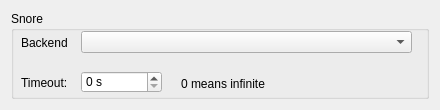
quassel/quassel, file src/qtui/ui/snorentificationconfigwidget.ui: the form before one commit.
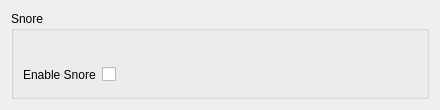
The form after the commit. Custom widgets are drawn as their Qt base class.

Commit message: Use snore 0.6

Patch:
```diff
--- a/src/qtui/ui/snorentificationconfigwidget.ui
+++ b/src/qtui/ui/snorentificationconfigwidget.ui
@@ -28,78 +28,37 @@
      <property name="title">
       <string>Snore</string>
      </property>
-     <widget class="QLabel" name="label">
-      <property name="geometry">
-       <rect>
-        <x>10</x>
-        <y>25</y>
-        <width>46</width>
-        <height>13</height>
-       </rect>
-      </property>
-      <property name="text">
-       <string>Backend:</string>
-      </property>
-     </widget>
-     <widget class="QComboBox" name="backends">
-      <property name="geometry">
-       <rect>
-        <x>70</x>
-        <y>20</y>
-        <width>331</width>
-        <height>22</height>
-       </rect>
-      </property>
-     </widget>
-     <widget class="QLabel" name="label_2">
-      <property name="geometry">
-       <rect>
-        <x>10</x>
-        <y>65</y>
-        <width>46</width>
-        <height>13</height>
-       </rect>
-      </property>
-      <property name="text">
-       <string>Timeout:</string>
-      </property>
-     </widget>
-     <widget class="QSpinBox" name="timeout">
-      <property name="geometry">
-       <rect>
-        <x>70</x>
-        <y>60</y>
-        <width>81</width>
-        <height>22</height>
-       </rect>
-      </property>
-      <property name="specialValueText">
-       <string/>
-      </property>
-      <property name="suffix">
-       <string> s</string>
-      </property>
-      <property name="minimum">
-       <number>0</number>
-      </property>
-     </widget>
-     <widget class="QLabel" name="label_3">
-      <property name="geometry">
-       <rect>
-        <x>170</x>
-        <y>65</y>
-        <width>101</width>
-        <height>16</height>
-       </rect>
-      </property>
-      <property name="text">
-       <string>0 means infinite</string>
-      </property>
-     </widget>
+     <layout class="QVBoxLayout" name="verticalLayout">
+      <item>
+       <widget class="Snore::SettingsDialog" name="widget" native="true"/>
+      </item>
+      <item>
+       <layout class="QFormLayout" name="formLayout">
+        <item row="0" column="0">
+         <widget class="QLabel" name="useSnoreLabel">
+          <property name="text">
+           <string>Enable Snore</string>
+          </property>
+         </widget>
+        </item>
+        <item row="0" column="1">
+         <widget class="QCheckBox" name="useSnoreCheckBox"/>
+        </item>
+       </layout>
+      </item>
+     </layout>
     </widget>
    </item>
   </layout>
  </widget>
+ <customwidgets>
+  <customwidget>
+   <class>Snore::SettingsDialog</class>
+   <extends>QWidget</extends>
+   <header location="global">snore/core/settingsdialog.h</header>
+   <container>1</container>
+  </customwidget>
+ </customwidgets>
  <resources/>
  <connections/>
 </ui>
```
The commit also changes 2 other files.
